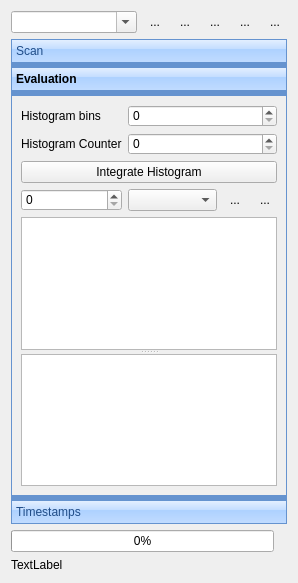
MonroeQuantumNetworks/IonControl, file ui/ScanControlUi.ui: the form before one commit.
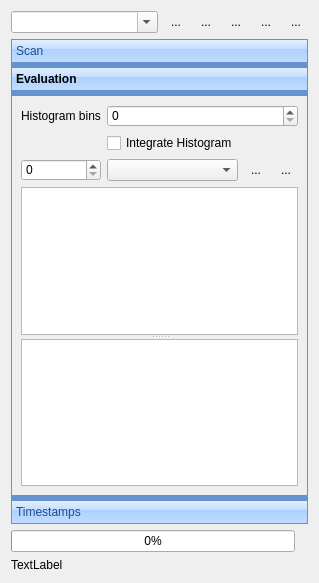
The form after the commit. Icons and pictures are not drawn. Custom widgets are drawn as their Qt base class.

Commit message: remove histogram counter spinbox as histograms are done for the topmost evaluation

Patch:
```diff
--- a/ui/ScanControlUi.ui
+++ b/ui/ScanControlUi.ui
@@ -418,24 +418,17 @@
          </property>
         </widget>
        </item>
-       <item row="1" column="0">
-        <widget class="QLabel" name="label_7">
-         <property name="text">
-          <string>Histogram Counter</string>
-         </property>
-        </widget>
-       </item>
-       <item row="3" column="0">
+       <item row="2" column="0">
         <widget class="QSpinBox" name="counterSelectSpinBox">
          <property name="maximum">
           <number>15</number>
          </property>
         </widget>
        </item>
-       <item row="3" column="1">
+       <item row="2" column="1">
         <widget class="QComboBox" name="evalAlgorithmCombo"/>
        </item>
-       <item row="3" column="2">
+       <item row="2" column="2">
         <widget class="QToolButton" name="addEvaluationButton">
          <property name="text">
           <string>...</string>
@@ -449,7 +442,7 @@
          </property>
         </widget>
        </item>
-       <item row="3" column="3">
+       <item row="2" column="3">
         <widget class="QToolButton" name="removeEvaluationButton">
          <property name="text">
           <string>...</string>
@@ -463,7 +456,27 @@
          </property>
         </widget>
        </item>
-       <item row="4" column="0" colspan="4">
+       <item row="1" column="1">
+        <widget class="QCheckBox" name="integrateHistogramCheckBox">
+         <property name="text">
+          <string>Integrate Histogram</string>
+         </property>
+        </widget>
+       </item>
+       <item row="0" column="1" colspan="3">
+        <widget class="QSpinBox" name="histogramBinsBox">
+         <property name="sizePolicy">
+          <sizepolicy hsizetype="Minimum" vsizetype="Fixed">
+           <horstretch>1</horstretch>
+           <verstretch>0</verstretch>
+          </sizepolicy>
+         </property>
+         <property name="maximum">
+          <number>1000</number>
+         </property>
+        </widget>
+       </item>
+       <item row="3" column="0" colspan="4">
         <widget class="QSplitter" name="splitter">
          <property name="orientation">
           <enum>Qt::Vertical</enum>
@@ -481,36 +494,6 @@
          </widget>
         </widget>
        </item>
-       <item row="0" column="1" colspan="3">
-        <widget class="QSpinBox" name="histogramBinsBox">
-         <property name="sizePolicy">
-          <sizepolicy hsizetype="Minimum" vsizetype="Fixed">
-           <horstretch>1</horstretch>
-           <verstretch>0</verstretch>
-          </sizepolicy>
-         </property>
-         <property name="maximum">
-          <number>1000</number>
-         </property>
-        </widget>
-       </item>
-       <item row="1" column="1" colspan="3">
-        <widget class="QSpinBox" name="counterSpinBox">
-         <property name="maximum">
-          <number>15</number>
-         </property>
-        </widget>
-       </item>
-       <item row="2" column="0" colspan="4">
-        <widget class="QPushButton" name="integrateHistogramButton">
-         <property name="text">
-          <string>Integrate Histogram</string>
-         </property>
-         <property name="checkable">
-          <bool>true</bool>
-         </property>
-        </widget>
-       </item>
       </layout>
      </widget>
      <widget class="QWidget" name="page_3">
```
Left out of the diff: 6 changed lines with no effect on the pictures. The commit also changes 3 other files.
